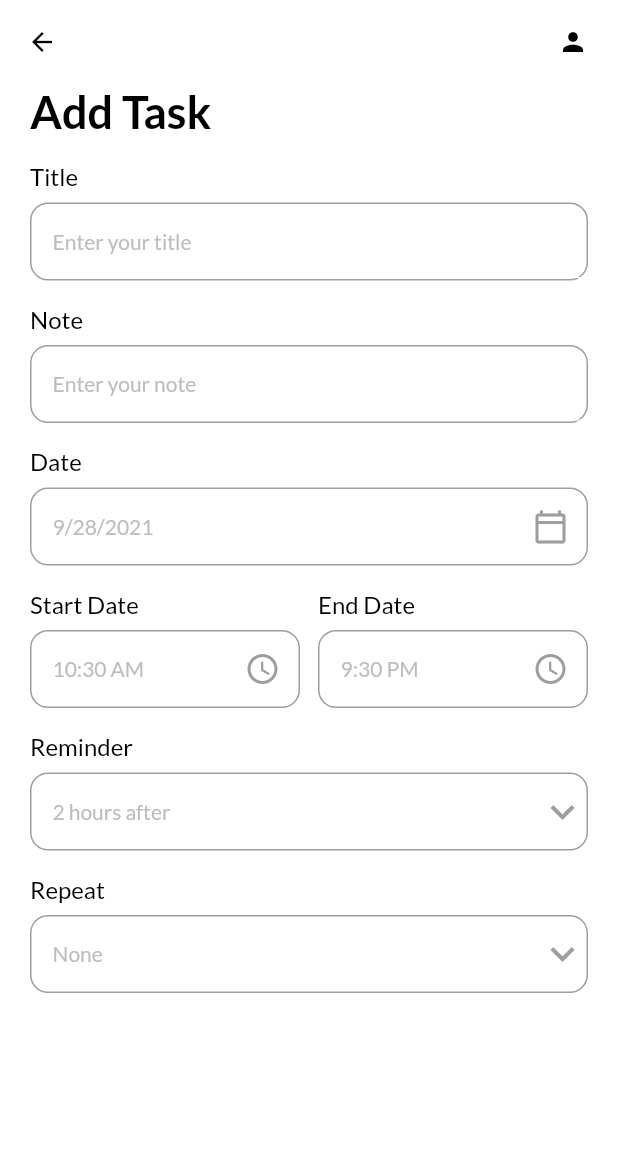
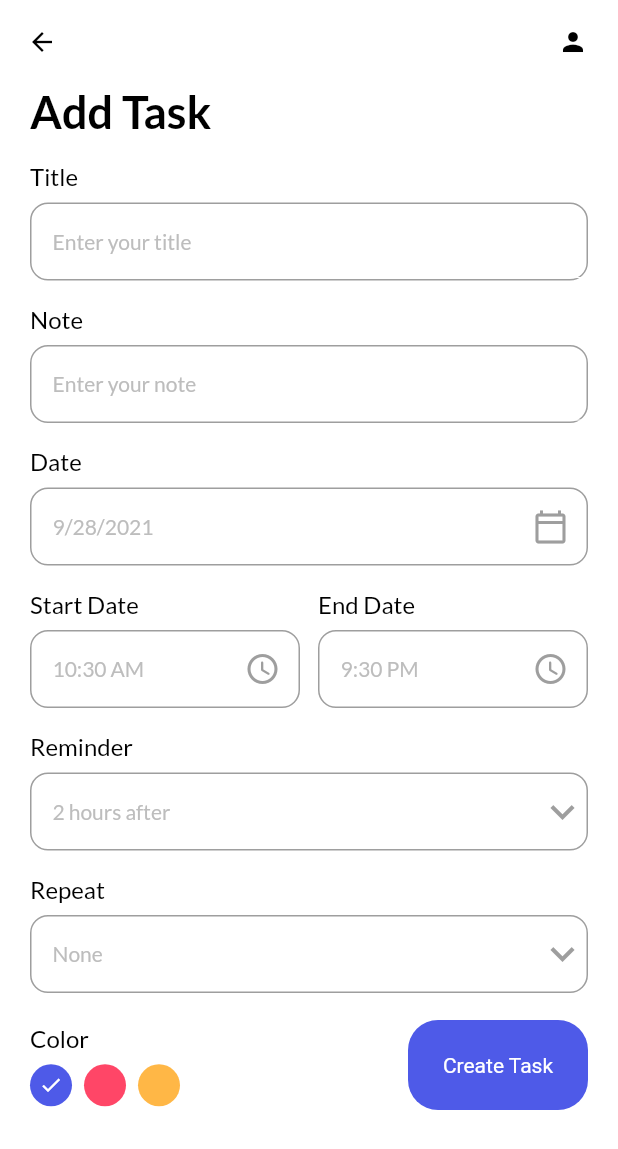
Before and after one commit to Giancarmine/iris, a Flutter app: the screen it shows after launch, after a tap on "+ Add Task", on a phone screen of 412 x 824 dp. Shown: the top 1149 px of the screen. Run offline on Flutter 3.47's test engine with Material 2 defaults, Android fonts, the phone set to English and light mode, and no system bars; our stand-ins replace date_picker_timeline, flutter_local_notifications, get, get_storage, google_fonts, timezone.

Commit message:
Finished add task page UI

```diff
--- a/lib/screens/add_task_bar.dart
+++ b/lib/screens/add_task_bar.dart
@@ -1,7 +1,9 @@
+import 'package:flutter/cupertino.dart';
 import 'package:flutter/material.dart';
 import 'package:get/get.dart';
 import 'package:intl/intl.dart';
 import 'package:iris/utils/theme.dart';
+import 'package:iris/widgets/button.dart';
 import 'package:iris/widgets/input_field.dart';
 
 class AddTaskPage extends StatefulWidget {
@@ -30,6 +32,7 @@ class _AddTaskPageState extends State<AddTaskPage> {
     "Weekly",
     "Monthly",
   ];
+  int _selectedColor = 0;
 
   @override
   Widget build(BuildContext context) {
@@ -155,10 +158,65 @@ class _AddTaskPageState extends State<AddTaskPage> {
                   }).toList(),
                 ),
               ),
+              const SizedBox(height: 18),
+              Row(
+                mainAxisAlignment: MainAxisAlignment.spaceBetween,
+                crossAxisAlignment: CrossAxisAlignment.center,
+                children: [
+                  _colorPallete(),
+                  MyButton(
+                    label: "Create Task",
+                    onTap: () => null,
+                  )
+                ],
+              )
             ],
           ),
         ),
       ),
+    );
+  }
+
+  _colorPallete() {
+    return Column(
+      crossAxisAlignment: CrossAxisAlignment.start,
+      children: [
+        Text(
+          "Color",
+          style: titleStyle,
+        ),
+        const SizedBox(height: 8.0),
+        Wrap(
+          children: List<Widget>.generate(3, (int index) {
+            return GestureDetector(
+              onTap: () {
+                setState(() {
+                  _selectedColor = index;
+                  print("$index");
+                });
+              },
+              child: Padding(
+                padding: const EdgeInsets.only(right: 8.0),
+                child: CircleAvatar(
+                  radius: 14,
+                  backgroundColor: index == 0
+                      ? primaryClr
+                      : index == 1
+                          ? pinkClr
+                          : yellowClr,
+                  child: _selectedColor == index
+                      ? const Icon(
+                          Icons.done,
+                          color: Colors.white,
+                          size: 16,
+                        )
+                      : Container(),
+                ),
+              ),
+            );
+          }),
+        )
+      ],
     );
   }
 
--- a/lib/screens/home_page.dart
+++ b/lib/screens/home_page.dart
@@ -105,7 +105,7 @@ class _HomePageState extends State<HomePage> {
   }
 
   _addDataBar() {
-    var todayDate = DateTime(2018, 1, 13);
+    var todayDate = DateTime.now();
 
     return Container(
       margin: const EdgeInsets.only(top: 20, left: 20),
@@ -140,6 +140,7 @@ class _HomePageState extends State<HomePage> {
         onDateChange: (date) {
           _selectedDate = date;
         },
+        locale: "it_IT",
       ),
     );
   }
```
Also changed, not shown: pubspec.lock.
